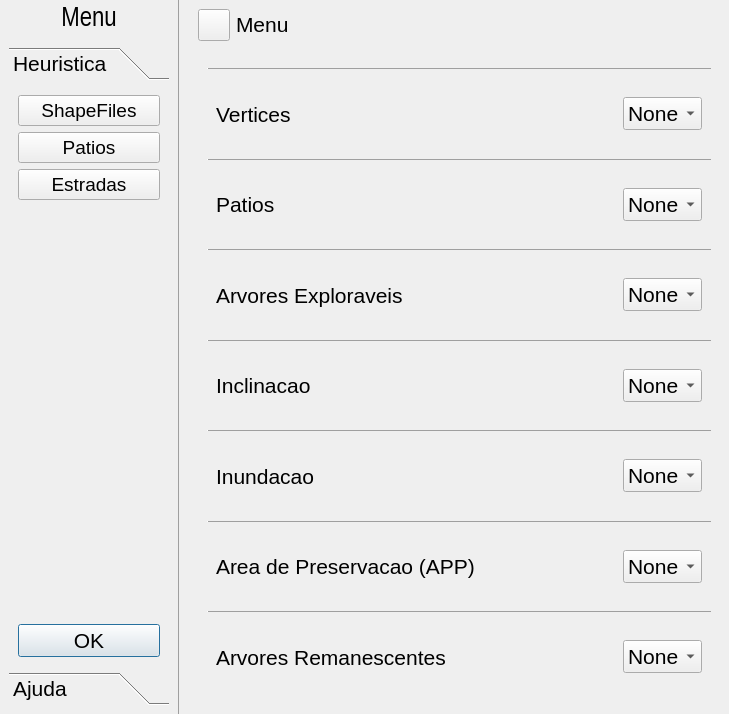
First picture: the form in alocacao_otimizada_teste.ui, repository DanielGMantuan/TCC-AlocacaoOtimizadaDeFacilidades, before the edit.
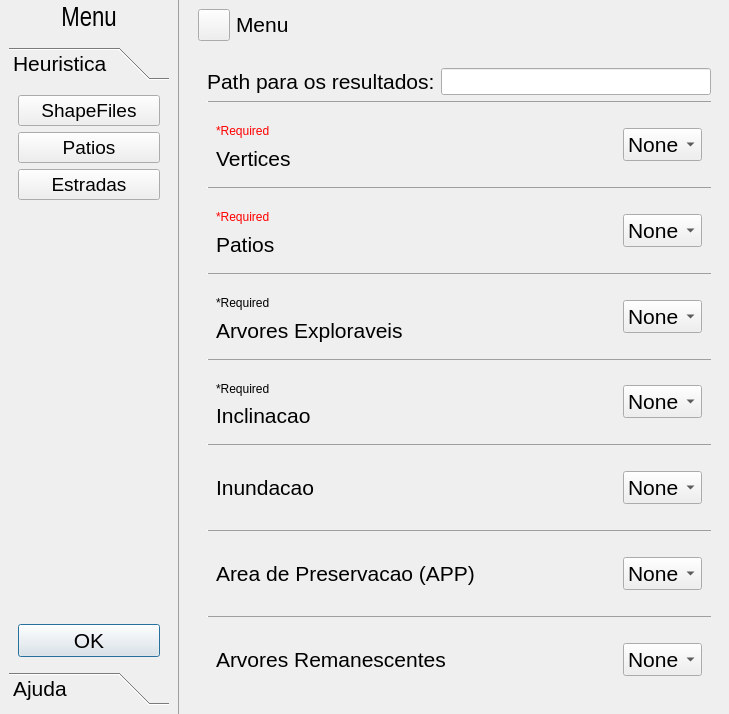
Second picture: the form after the edit. The open tabs and pages were chosen to show the change.

```diff
--- a/alocacao_otimizada_teste.ui
+++ b/alocacao_otimizada_teste.ui
@@ -502,6 +502,35 @@
              </property>
              <widget class="QWidget" name="shapeFilesPage">
               <layout class="QVBoxLayout" name="verticalLayout_5">
+               <item>
+                <layout class="QHBoxLayout" name="horizontalLayout_20">
+                 <item>
+                  <widget class="QLabel" name="label_6">
+                   <property name="font">
+                    <font>
+                     <family>Arial</family>
+                     <pointsize>16</pointsize>
+                     <weight>50</weight>
+                     <bold>false</bold>
+                    </font>
+                   </property>
+                   <property name="text">
+                    <string>Path para os resultados:</string>
+                   </property>
+                  </widget>
+                 </item>
+                 <item>
+                  <widget class="QLineEdit" name="resultPath">
+                   <property name="font">
+                    <font>
+                     <family>Arial</family>
+                     <pointsize>12</pointsize>
+                    </font>
+                   </property>
+                  </widget>
+                 </item>
+                </layout>
+               </item>
                <item>
                 <widget class="QFrame" name="divisor0">
                  <property name="sizePolicy">
@@ -549,6 +578,23 @@
                  </property>
                  <layout class="QHBoxLayout" name="horizontalLayout_7">
                   <item>
+                   <layout class="QVBoxLayout" name="verticalLayout_3">
+                    <property name="spacing">
+                     <number>0</number>
+                    </property>
+                    <item>
+                     <widget class="QLabel" name="label">
+                      <property name="styleSheet">
+                       <string notr="true">QLabel {
+    color: red;
+}</string>
+                      </property>
+                      <property name="text">
+                       <string>*Required</string>
+                      </property>
+                     </widget>
+                    </item>
+                    <item>
                    <widget class="QLabel" name="label_vertices">
                     <property name="sizePolicy">
                      <sizepolicy hsizetype="Maximum" vsizetype="Minimum">
@@ -570,6 +616,8 @@
                     </property>
                    </widget>
                   </item>
+                   </layout>
+                  </item>
                   <item>
                    <spacer name="horizontalSpacer_9">
                     <property name="orientation">
@@ -648,6 +696,23 @@
                  </property>
                  <layout class="QHBoxLayout" name="horizontalLayout_5">
                   <item>
+                   <layout class="QVBoxLayout" name="verticalLayout_11">
+                    <property name="spacing">
+                     <number>0</number>
+                    </property>
+                    <item>
+                     <widget class="QLabel" name="label_2">
+                      <property name="styleSheet">
+                       <string notr="true">QLabel{
+	color: red;
+}</string>
+                      </property>
+                      <property name="text">
+                       <string>*Required</string>
+                      </property>
+                     </widget>
+                    </item>
+                    <item>
                    <widget class="QLabel" name="label_patios">
                     <property name="sizePolicy">
                      <sizepolicy hsizetype="Maximum" vsizetype="Preferred">
@@ -666,6 +731,8 @@
                     </property>
                    </widget>
                   </item>
+                   </layout>
+                  </item>
                   <item>
                    <spacer name="horizontalSpacer_12">
                     <property name="orientation">
@@ -744,6 +811,21 @@
                  </property>
                  <layout class="QHBoxLayout" name="horizontalLayout_6">
                   <item>
+                   <layout class="QVBoxLayout" name="verticalLayout_13">
+                    <property name="spacing">
+                     <number>0</number>
+                    </property>
+                    <item>
+                     <widget class="QLabel" name="label_4">
+                      <property name="styleSheet">
+                       <string notr="true">QLabel{color: red};</string>
+                      </property>
+                      <property name="text">
+                       <string>*Required</string>
+                      </property>
+                     </widget>
+                    </item>
+                    <item>
                    <widget class="QLabel" name="label_arvExp">
                     <property name="sizePolicy">
                      <sizepolicy hsizetype="Maximum" vsizetype="Preferred">
@@ -762,6 +844,8 @@
                     </property>
                    </widget>
                   </item>
+                   </layout>
+                  </item>
                   <item>
                    <spacer name="horizontalSpacer_13">
                     <property name="orientation">
@@ -840,6 +924,21 @@
                  </property>
                  <layout class="QHBoxLayout" name="horizontalLayout_10">
                   <item>
+                   <layout class="QVBoxLayout" name="verticalLayout_15">
+                    <property name="spacing">
+                     <number>0</number>
+                    </property>
+                    <item>
+                     <widget class="QLabel" name="label_5">
+                      <property name="styleSheet">
+                       <string notr="true">QLabel{color: red};</string>
+                      </property>
+                      <property name="text">
+                       <string>*Required</string>
+                      </property>
+                     </widget>
+                    </item>
+                    <item>
                    <widget class="QLabel" name="label_inclinacao">
                     <property name="sizePolicy">
                      <sizepolicy hsizetype="Maximum" vsizetype="Preferred">
@@ -857,6 +956,8 @@
                      <string>Inclinacao</string>
                     </property>
                    </widget>
+                    </item>
+                   </layout>
                   </item>
                   <item>
                    <spacer name="horizontalSpacer_16">
```
Left out of the diff: 2 changed lines with no effect on the pictures. Lines whose indentation alone changed are shown as unchanged.
